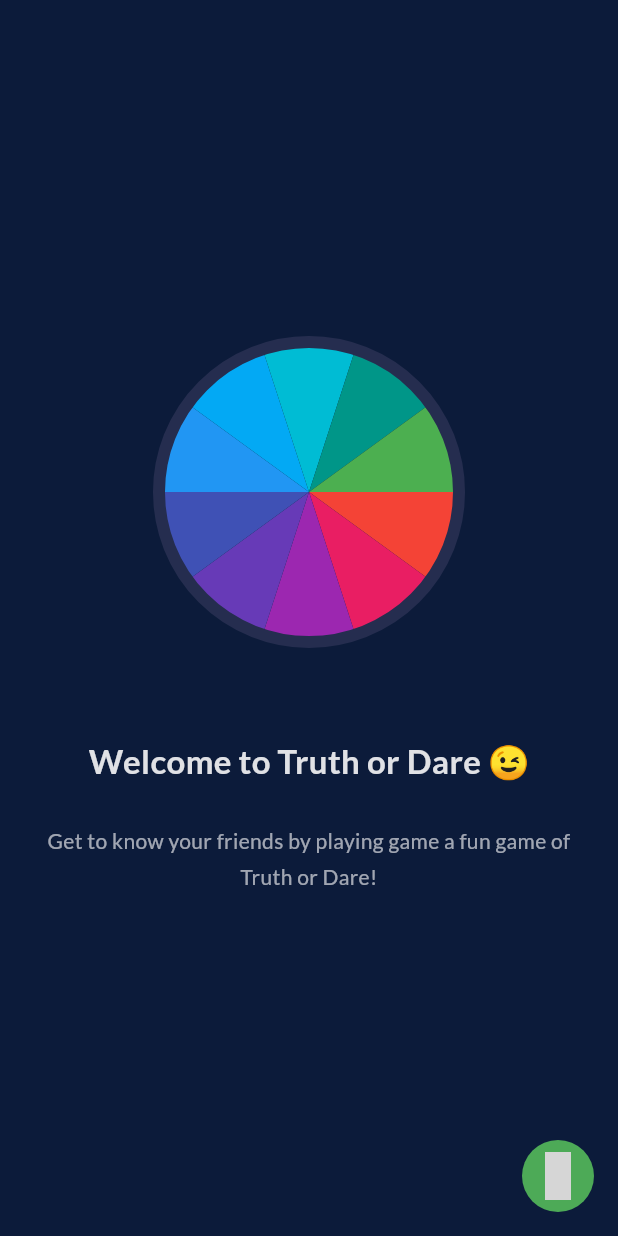
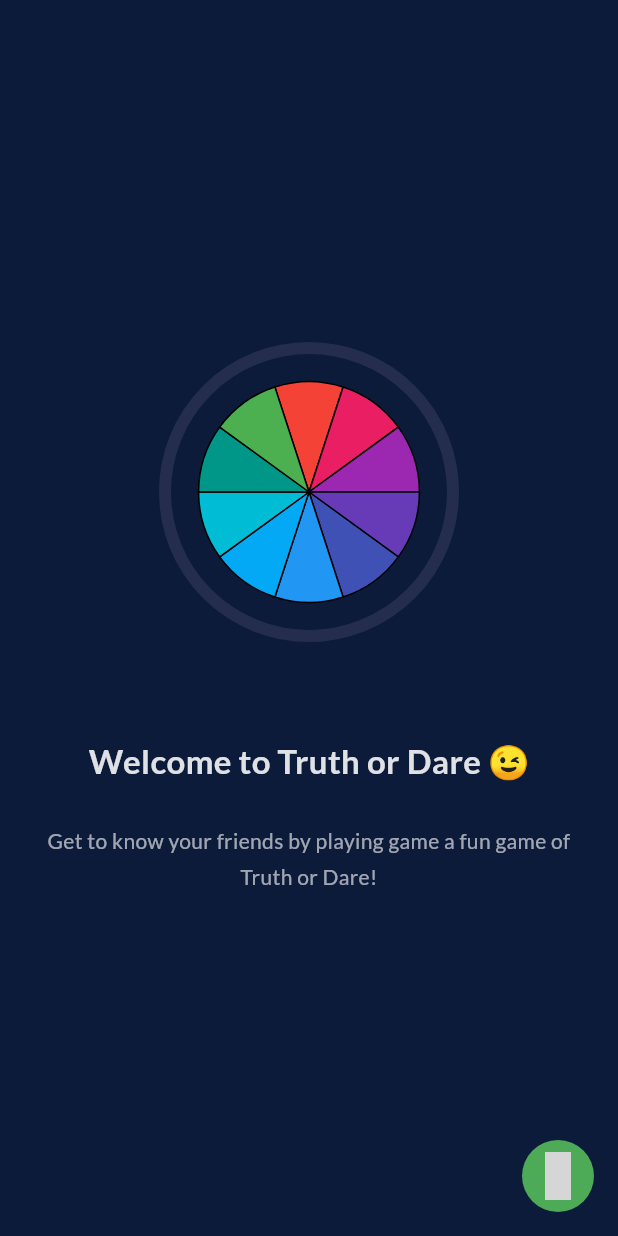
Before and after one commit to gajendrapandeya/bootcamp_app_03, a Flutter app: the screen it shows after launch, on a phone screen of 412 x 824 dp. Run offline on Flutter 3.47's test engine with Material 3 defaults, Android fonts, the phone set to English and light mode, and no system bars; drawn by our look-alikes of flutter_fortune_wheel; our stand-ins replace flutter_svg, google_fonts, material_design_icons_flutter; grey boxes are pictures that could not be loaded.

Commit message:
Created Spin NameWheel Page

```diff
--- a/lib/main.dart
+++ b/lib/main.dart
@@ -18,9 +18,7 @@ class MainApp extends StatelessWidget {
         fontFamily: GoogleFonts.lato().fontFamily,
         scaffoldBackgroundColor: AppColor.primaryColor,
       ),
-      home: const Scaffold(
-        body: OnboardingPage(),
-      ),
+      home: const Scaffold(body: OnboardingPage()),
     );
   }
 }
--- a/lib/pages/color_wheel_page.dart
+++ /dev/null
@@ -1,142 +0,0 @@
-import 'dart:math';
-import 'package:flutter/material.dart';
-import 'package:truth_and_dare/widgets/pointer_painter.dart';
-
-class ColorWheel extends StatefulWidget {
-  const ColorWheel({
-    required this.players,
-    this.onWheelTap,
-    this.wheelBorder = 8,
-    this.showWheelTip = true,
-    super.key,
-  });
-
-  final List<String> players;
-  final VoidCallback? onWheelTap;
-  final double wheelBorder;
-  final bool showWheelTip;
-
-  @override
-  State<ColorWheel> createState() => _ColorWheelState();
-}
-
-class _ColorWheelState extends State<ColorWheel> with SingleTickerProviderStateMixin {
-  late AnimationController controller;
-  late Animation<double> animation;
-
-  @override
-  void initState() {
-    super.initState();
-    controller = AnimationController(
-      duration: const Duration(seconds: 1),
-      vsync: this,
-    );
-    animation = Tween(begin: 0.0, end: 1.0).animate(controller)
-      ..addListener(() {
-        setState(() {});
-      })
-      ..addStatusListener((status) {
-        if (status == AnimationStatus.completed) {
-          selectPlayer();
-        }
-      });
-  }
-
-  void selectPlayer() {
-    // Logic to determine which player is selected
-    // Example: Use the controller's value to calculate the angle and find the selected player
-  }
-
-  @override
-  Widget build(BuildContext context) {
-    return Center(
-      child: Stack(
-        clipBehavior: Clip.none,
-        alignment: Alignment.center,
-        children: <Widget>[
-          GestureDetector(
-            onTap: widget.onWheelTap != null
-                ? () {
-                    if (!controller.isAnimating) {
-                      controller.forward(from: 0);
-                    }
-                  }
-                : null,
-            child: Transform.rotate(
-              angle: 2 * pi * animation.value,
-              child: CustomPaint(
-                painter: WheelPainter(
-                  players: widget.players,
-                  wheelBorderWidth: widget.wheelBorder,
-                ),
-                size: const Size(300, 300),
-              ),
-            ),
-          ),
-          if (widget.showWheelTip)
-            Positioned(
-              top: -8,
-              child: CustomPaint(
-                painter: PointerPainter(),
-                size: const Size(20, 20),
-              ),
-            ),
-        ],
-      ),
-    );
-  }
-
-  @override
-  void dispose() {
-    controller.dispose();
-    super.dispose();
-  }
-}
-
-class WheelPainter extends CustomPainter {
-  final List<String> players;
-  final double wheelBorderWidth;
-
-  WheelPainter({
-    required this.players,
-    required this.wheelBorderWidth,
-  });
-
-  @override
-  void paint(Canvas canvas, Size size) {
-    var rect = Offset.zero & size;
-    var fullCircle = 2 * pi;
-    var segmentAngle = fullCircle / players.length;
-
-    for (int i = 0; i < players.length; i++) {
-      var paint = Paint()..color = Colors.primaries[i % Colors.primaries.length];
-      canvas.drawArc(rect, segmentAngle * i, segmentAngle, true, paint);
-
-      // Add text for each segment
-      var textPainter = TextPainter(
-        text: TextSpan(
-          text: players[i],
-          style: const TextStyle(color: Colors.white),
-        ),
-        textDirection: TextDirection.ltr,
-      );
-      textPainter.layout();
-      var x = (size.width / 2) + (size.width / 3 * cos(segmentAngle * i + segmentAngle / 2)) - textPainter.width / 2;
-      var y = (size.height / 2) + (size.height / 3 * sin(segmentAngle * i + segmentAngle / 2)) - textPainter.height / 2;
-      textPainter.paint(canvas, Offset(x, y));
-    }
-
-    // Draw the circle border
-    var borderPaint = Paint()
-      ..color = const Color(0xff252D4F)
-      ..style = PaintingStyle.stroke
-      ..strokeWidth = wheelBorderWidth;
-
-    canvas.drawCircle(rect.center, size.width / 2, borderPaint);
-  }
-
-  @override
-  bool shouldRepaint(covariant CustomPainter oldDelegate) {
-    return true;
-  }
-}
--- a/lib/pages/onboarding_page.dart
+++ b/lib/pages/onboarding_page.dart
@@ -1,7 +1,7 @@
 import 'package:flutter/material.dart';
 import 'package:material_design_icons_flutter/material_design_icons_flutter.dart';
+import 'package:truth_and_dare/widgets/name_wheel.dart';
 import 'package:truth_and_dare/pages/add_player_page.dart';
-import 'package:truth_and_dare/pages/color_wheel_page.dart';
 import 'package:truth_and_dare/utils/colors.dart';
 
 class OnboardingPage extends StatelessWidget {
@@ -20,7 +20,7 @@ class OnboardingPage extends StatelessWidget {
               child: SizedBox(
                 height: 200,
                 width: 200,
-                child: ColorWheel(
+                child: NameWheel(
                   players: ['', '', '', '', '', '', '', '', '', ''],
                   showWheelTip: false,
                 ),
--- /dev/null
+++ b/lib/widgets/name_wheel.dart
@@ -0,0 +1,93 @@
+import 'dart:async';
+import 'dart:math';
+
+import 'package:flutter/material.dart';
+import 'package:flutter_fortune_wheel/flutter_fortune_wheel.dart';
+
+class NameWheel extends StatefulWidget {
+  const NameWheel({
+    required this.players,
+    this.onWheelStop,
+    this.wheelBorder = 8,
+    this.showWheelTip = true,
+    this.shouldAnimateWheelInitially = false,
+    super.key,
+  });
+
+  final List<String> players;
+  final double wheelBorder;
+  final bool showWheelTip;
+  final ValueChanged<String>? onWheelStop;
+  final bool shouldAnimateWheelInitially;
+
+  @override
+  State<NameWheel> createState() => _NameWheelState();
+}
+
+class _NameWheelState extends State<NameWheel> {
+  StreamController<int> selected = StreamController<int>();
+  int _currentPlayerIndex = -1;
+
+  @override
+  void dispose() {
+    selected.close();
+    super.dispose();
+  }
+
+  @override
+  Widget build(BuildContext context) {
+    return GestureDetector(
+      onTap: () {
+        setState(() {
+          selected.add(
+            Fortune.randomInt(0, widget.players.length),
+          );
+        });
+      },
+      child: Column(
+        children: [
+          Expanded(
+            child: Container(
+              decoration: BoxDecoration(
+                shape: BoxShape.circle,
+                border: Border.all(
+                  color: const Color(0xff252D4F),
+                  width: widget.wheelBorder,
+                ),
+              ),
+              child: FortuneWheel(
+                animateFirst: false,
+                rotationCount: Random().nextInt(10) + 1,
+                duration: const Duration(seconds: 1),
+                hapticImpact: HapticImpact.heavy,
+                selected: selected.stream,
+                onAnimationEnd: () => widget.onWheelStop?.call(widget.players[_currentPlayerIndex]),
+                onFocusItemChanged: (value) => _currentPlayerIndex = value,
+                indicators: widget.showWheelTip
+                    ? [
+                        const FortuneIndicator(
+                          alignment: Alignment.topCenter,
+                          child: TriangleIndicator(),
+                        )
+                      ]
+                    : [],
+                items: [
+                  for (int i = 0; i < widget.players.length; i++)
+                    FortuneItem(
+                      child: Text(widget.players[i]),
+                      style: FortuneItemStyle(
+                        color: Colors.primaries[i % Colors.primaries.length],
+                        textStyle: const TextStyle(
+                          fontWeight: FontWeight.bold,
+                        )
+                      ),
+                    ),
+                ],
+              ),
+            ),
+          ),
+        ],
+      ),
+    );
+  }
+}
--- a/pubspec.yaml
+++ b/pubspec.yaml
@@ -12,6 +12,7 @@ dependencies:
   flutter_svg: ^2.0.9
   google_fonts: ^6.1.0
   material_design_icons_flutter: ^7.0.7296
+  flutter_fortune_wheel: ^1.3.0
 
 dev_dependencies:
   flutter_test:
```
Also changed, not shown: lib/pages/add_player_page.dart (+12 -4 lines), lib/pages/spin_wheel_page.dart (+47 -5 lines), lib/pages/truth_or_dare_page.dart (added, +21 -0 lines), lib/widgets/pointer_painter.dart (deleted, +0 -21 lines), lib/widgets/select_turn_dialog.dart (added, +70 -0 lines), pubspec.lock.
